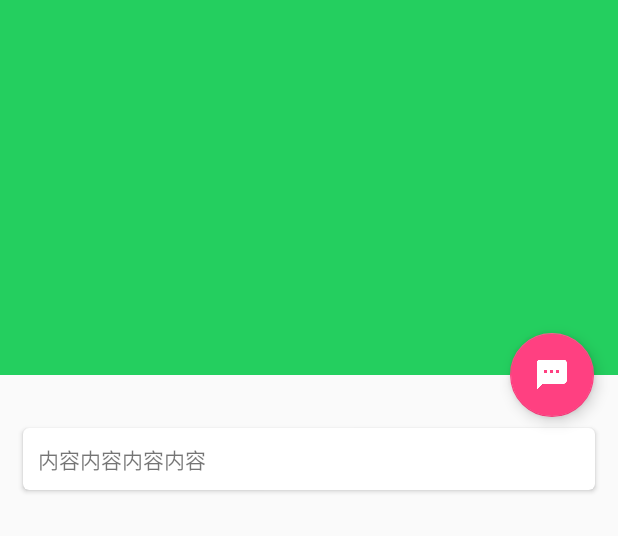
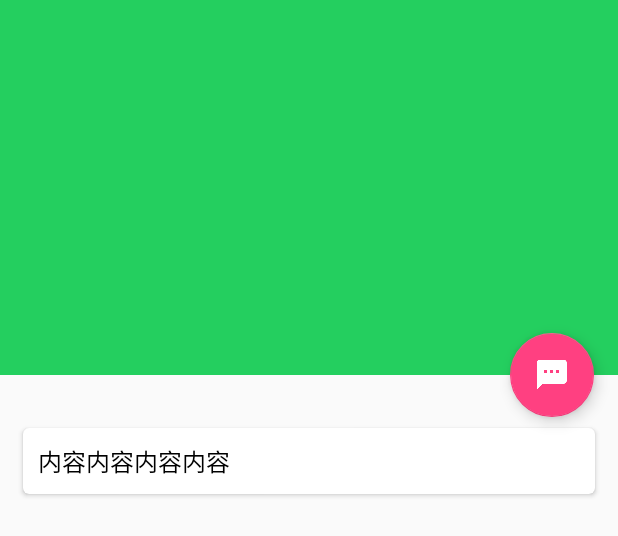
Before and after one commit to purplelightning/osNews, an Android app: the layout activity_juhedetail.xml on its own in the app's theme, with its tools: preview values and no code run, on a phone screen of 412 x 824 dp. Shown: the top 536 px of the screen. Run offline under Robolectric (Android 15) with nearby library versions, the phone set to English and light mode, and no system bars.

Commit message:
用Jsoup抓取网页内容

```diff
--- a/app/src/main/res/layout/activity_juhedetail.xml
+++ b/app/src/main/res/layout/activity_juhedetail.xml
@@ -16,25 +16,26 @@
             android:id="@+id/collapsing_toolbar"
             android:layout_width="match_parent"
             android:layout_height="match_parent"
+            android:fitsSystemWindows="true"
             android:theme="@style/ThemeOverlay.AppCompat.Dark.ActionBar"
+            app:collapsedTitleTextAppearance="@style/TextAppearance.AppCompat.Title"
             app:contentScrim="?attr/colorPrimary"
-            app:layout_scrollFlags="scroll|exitUntilCollapsed"
-            android:fitsSystemWindows="true">
+            app:expandedTitleTextAppearance="@style/collapseTitleStyle"
+            app:layout_scrollFlags="scroll|exitUntilCollapsed">
 
             <ImageView
                 android:id="@+id/juhenews_img"
                 android:layout_width="match_parent"
                 android:layout_height="match_parent"
+                android:fitsSystemWindows="true"
                 android:scaleType="centerCrop"
-                app:layout_collapseMode="parallax"
-                android:fitsSystemWindows="true"/>
+                app:layout_collapseMode="parallax"/>
 
             <android.support.v7.widget.Toolbar
                 android:id="@+id/toolbar"
                 android:layout_width="match_parent"
                 android:layout_height="?attr/actionBarSize"
-                app:layout_collapseMode="pin"
-                />
+                app:layout_collapseMode="pin"/>
 
         </android.support.design.widget.CollapsingToolbarLayout>
 
@@ -46,9 +47,9 @@
         app:layout_behavior="@string/appbar_scrolling_view_behavior">
 
         <LinearLayout
-            android:orientation="vertical"
             android:layout_width="match_parent"
-            android:layout_height="wrap_content">
+            android:layout_height="wrap_content"
+            android:orientation="vertical">
 
             <android.support.v7.widget.CardView
                 android:layout_width="match_parent"
@@ -63,8 +64,10 @@
                     android:id="@+id/juhedetail_content"
                     android:layout_width="wrap_content"
                     android:layout_height="wrap_content"
-                    android:text="内容内容内容内容"
-                    android:layout_margin="10dp"/>
+                    android:layout_margin="10dp"
+                    android:textSize="16sp"
+                    android:textColor="#000"
+                    android:text="内容内容内容内容"/>
 
             </android.support.v7.widget.CardView>
 
--- a/app/src/main/res/values/styles.xml
+++ b/app/src/main/res/values/styles.xml
@@ -53,4 +53,10 @@
 
     <style name="JuheDetailActivityTheme" parent="AppTheme"></style>
 
+    <style name="collapseTitleStyle">
+        <item name="android:textSize">22sp</item>
+        <item name="android:textColor">#2200cc</item>
+        <item name="android:maxLines">2</item>
+    </style>
+
 </resources>
```
Also changed, not shown: app/src/main/java/com/example/wind/osnews/Bean/JuheBean.java (+0 -1 lines), app/src/main/java/com/example/wind/osnews/JuheDetailActivity.java (+84 -4 lines).
